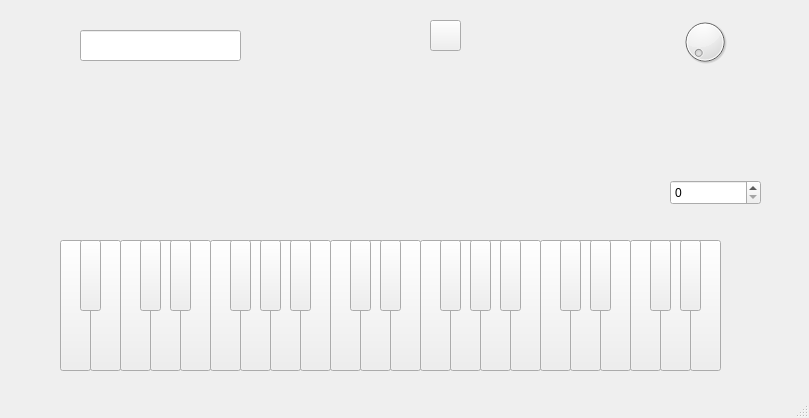
Old version of the form doremi/piano.ui in the repository program-practice-doremi/DoReMi.
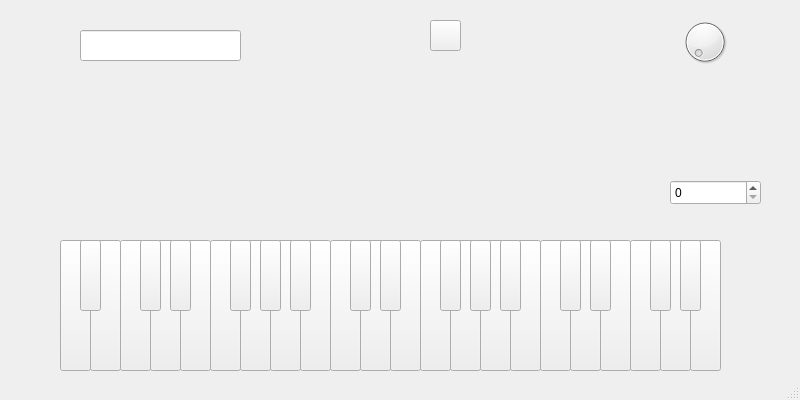
New version of the form.

The edit to the form file:
```diff
--- a/doremi/piano.ui
+++ b/doremi/piano.ui
@@ -6,10 +6,22 @@
    <rect>
     <x>0</x>
     <y>0</y>
-    <width>809</width>
-    <height>418</height>
+    <width>800</width>
+    <height>400</height>
    </rect>
   </property>
+  <property name="minimumSize">
+   <size>
+    <width>800</width>
+    <height>400</height>
+   </size>
+  </property>
+  <property name="maximumSize">
+   <size>
+    <width>800</width>
+    <height>400</height>
+   </size>
+  </property>
   <property name="windowTitle">
    <string>MainWindow</string>
   </property>
```
Left out of the diff: 2 changed lines with no effect on the pictures.
